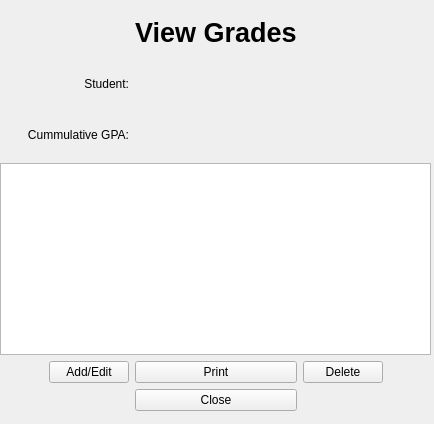
This is src/gui/resultswindow.ui in Mitch-Winchester/grade_manager as Qt 5 draws it before an edit. The edited form follows.
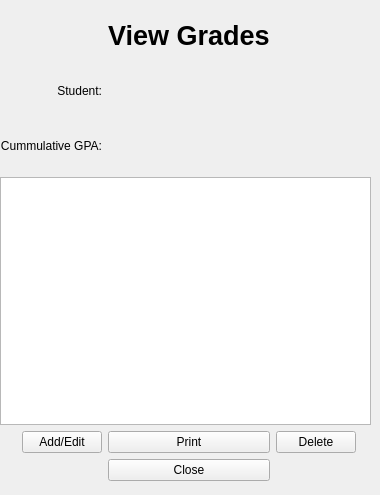
This is the edited form.

Commit message: Implement grade entry combo box filters

The edit to the form file:
```diff
--- a/src/gui/resultswindow.ui
+++ b/src/gui/resultswindow.ui
@@ -6,8 +6,8 @@
    <rect>
     <x>0</x>
     <y>0</y>
-    <width>434</width>
-    <height>424</height>
+    <width>380</width>
+    <height>495</height>
    </rect>
   </property>
   <property name="windowTitle">
@@ -18,8 +18,8 @@
     <rect>
      <x>0</x>
      <y>10</y>
-     <width>431</width>
-     <height>411</height>
+     <width>371</width>
+     <height>481</height>
     </rect>
    </property>
    <layout class="QGridLayout" name="gridLayout">
@@ -103,9 +103,6 @@
       </property>
      </widget>
     </item>
-    <item row="4" column="0" rowspan="4" colspan="5">
-     <widget class="QTableView" name="gradeTable"/>
-    </item>
     <item row="2" column="0" colspan="2">
      <widget class="QLabel" name="label_4">
       <property name="text">
@@ -175,6 +172,9 @@
       </property>
      </widget>
     </item>
+    <item row="3" column="0" rowspan="5" colspan="5">
+     <widget class="QTableView" name="gradeTable"/>
+    </item>
    </layout>
   </widget>
  </widget>
```
The commit also changes 16 other files.
